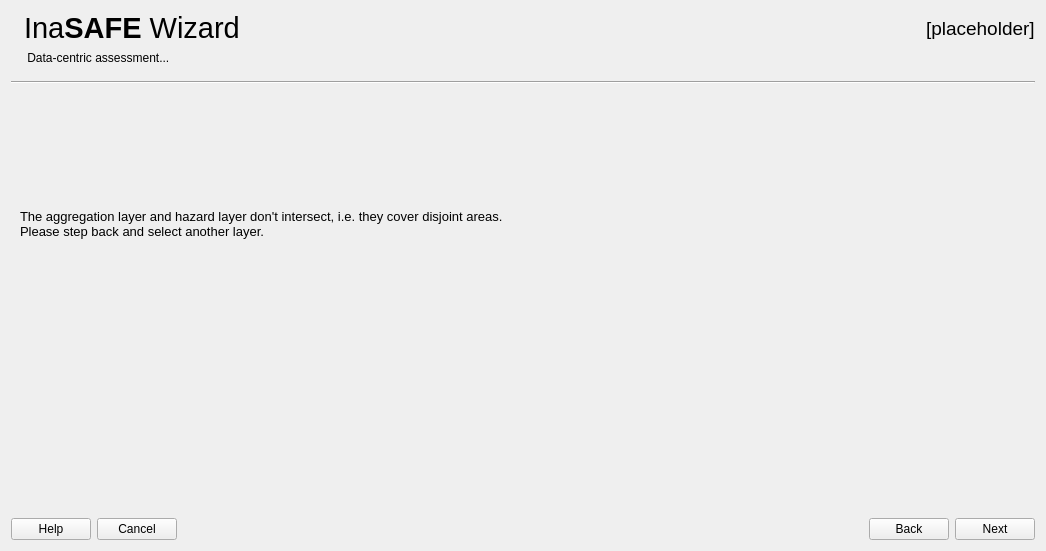
This is safe/gui/ui/wizard_dialog_base.ui in inasafe/inasafe as Qt 5 draws it before an edit. The edited form follows.
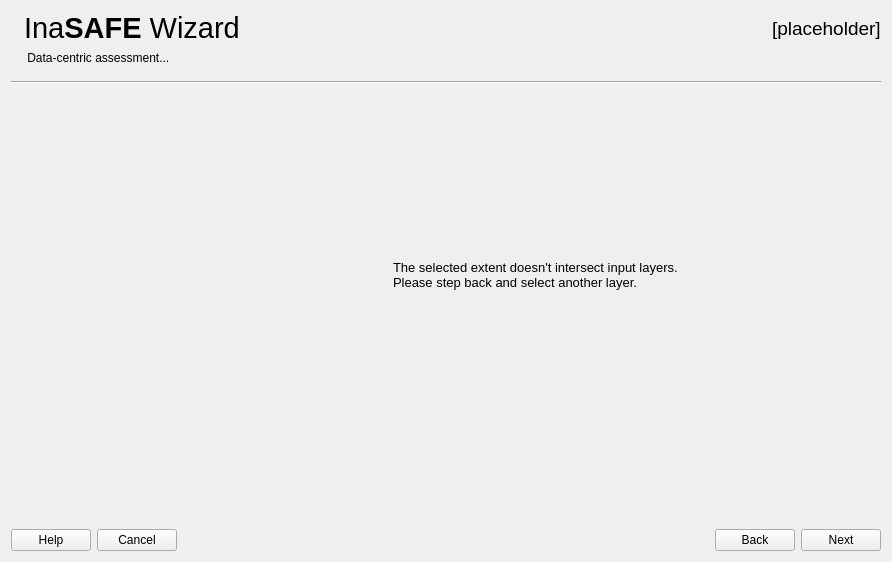
This is the edited form. The open tabs and pages were chosen to show the change. Icons and pictures are not drawn. Custom widgets are drawn as their Qt base class.

Commit message: [IFCW] Validate analysis extent - fixes #1470

```diff
--- a/safe/gui/ui/wizard_dialog_base.ui
+++ b/safe/gui/ui/wizard_dialog_base.ui
@@ -6,8 +6,8 @@
    <rect>
     <x>0</x>
     <y>0</y>
-    <width>1046</width>
-    <height>551</height>
+    <width>892</width>
+    <height>562</height>
    </rect>
   </property>
   <property name="sizePolicy">
@@ -3408,12 +3408,98 @@
         </spacer>
        </item>
        <item>
-        <widget class="QLabel" name="label_2">
-         <property name="text">
-          <string>The aggregation layer and hazard layer don't intersect, i.e. they cover disjoint areas.
+        <layout class="QHBoxLayout" name="horizontalLayout">
+         <item>
+          <spacer name="horizontalSpacer_27">
+           <property name="orientation">
+            <enum>Qt::Horizontal</enum>
+           </property>
+           <property name="sizeHint" stdset="0">
+            <size>
+             <width>40</width>
+             <height>20</height>
+            </size>
+           </property>
+          </spacer>
+         </item>
+         <item>
+          <widget class="QLabel" name="lblIconDisjoint_2">
+           <property name="sizePolicy">
+            <sizepolicy hsizetype="Fixed" vsizetype="Fixed">
+             <horstretch>0</horstretch>
+             <verstretch>0</verstretch>
+            </sizepolicy>
+           </property>
+           <property name="minimumSize">
+            <size>
+             <width>132</width>
+             <height>132</height>
+            </size>
+           </property>
+           <property name="maximumSize">
+            <size>
+             <width>132</width>
+             <height>132</height>
+            </size>
+           </property>
+           <property name="text">
+            <string/>
+           </property>
+           <property name="pixmap">
+            <pixmap>../../../resources/img/wizard/icon-stop.svg</pixmap>
+           </property>
+           <property name="scaledContents">
+            <bool>true</bool>
+           </property>
+           <property name="alignment">
+            <set>Qt::AlignCenter</set>
+           </property>
+           <property name="wordWrap">
+            <bool>true</bool>
+           </property>
+          </widget>
+         </item>
+         <item>
+          <spacer name="horizontalSpacer_59">
+           <property name="orientation">
+            <enum>Qt::Horizontal</enum>
+           </property>
+           <property name="sizeType">
+            <enum>QSizePolicy::Fixed</enum>
+           </property>
+           <property name="sizeHint" stdset="0">
+            <size>
+             <width>40</width>
+             <height>20</height>
+            </size>
+           </property>
+          </spacer>
+         </item>
+         <item>
+          <widget class="QLabel" name="label_2">
+           <property name="text">
+            <string>The aggregation layer and hazard layer don't intersect, i.e. they cover disjoint areas.
 Please step back and select another layer.</string>
-         </property>
-        </widget>
+           </property>
+           <property name="scaledContents">
+            <bool>false</bool>
+           </property>
+          </widget>
+         </item>
+         <item>
+          <spacer name="horizontalSpacer_34">
+           <property name="orientation">
+            <enum>Qt::Horizontal</enum>
+           </property>
+           <property name="sizeHint" stdset="0">
+            <size>
+             <width>40</width>
+             <height>20</height>
+            </size>
+           </property>
+          </spacer>
+         </item>
+        </layout>
        </item>
        <item>
         <spacer name="verticalSpacer_37">
@@ -3552,6 +3638,130 @@
       <zorder>verticalSpacer_40</zorder>
       <zorder>verticalSpacer_42</zorder>
      </widget>
+     <widget class="QWidget" name="page_3">
+      <layout class="QVBoxLayout" name="verticalLayout_28">
+       <item>
+        <spacer name="verticalSpacer_56">
+         <property name="orientation">
+          <enum>Qt::Vertical</enum>
+         </property>
+         <property name="sizeType">
+          <enum>QSizePolicy::Fixed</enum>
+         </property>
+         <property name="sizeHint" stdset="0">
+          <size>
+           <width>20</width>
+           <height>100</height>
+          </size>
+         </property>
+        </spacer>
+       </item>
+       <item>
+        <layout class="QHBoxLayout" name="horizontalLayout_4">
+         <item>
+          <spacer name="horizontalSpacer_60">
+           <property name="orientation">
+            <enum>Qt::Horizontal</enum>
+           </property>
+           <property name="sizeHint" stdset="0">
+            <size>
+             <width>40</width>
+             <height>20</height>
+            </size>
+           </property>
+          </spacer>
+         </item>
+         <item>
+          <widget class="QLabel" name="lblIconDisjoint_3">
+           <property name="sizePolicy">
+            <sizepolicy hsizetype="Fixed" vsizetype="Fixed">
+             <horstretch>0</horstretch>
+             <verstretch>0</verstretch>
+            </sizepolicy>
+           </property>
+           <property name="minimumSize">
+            <size>
+             <width>132</width>
+             <height>132</height>
+            </size>
+           </property>
+           <property name="maximumSize">
+            <size>
+             <width>132</width>
+             <height>132</height>
+            </size>
+           </property>
+           <property name="text">
+            <string/>
+           </property>
+           <property name="pixmap">
+            <pixmap>../../../resources/img/wizard/icon-stop.svg</pixmap>
+           </property>
+           <property name="scaledContents">
+            <bool>true</bool>
+           </property>
+           <property name="alignment">
+            <set>Qt::AlignCenter</set>
+           </property>
+           <property name="wordWrap">
+            <bool>true</bool>
+           </property>
+          </widget>
+         </item>
+         <item>
+          <spacer name="horizontalSpacer_61">
+           <property name="orientation">
+            <enum>Qt::Horizontal</enum>
+           </property>
+           <property name="sizeType">
+            <enum>QSizePolicy::Fixed</enum>
+           </property>
+           <property name="sizeHint" stdset="0">
+            <size>
+             <width>40</width>
+             <height>20</height>
+            </size>
+           </property>
+          </spacer>
+         </item>
+         <item>
+          <widget class="QLabel" name="label_6">
+           <property name="text">
+            <string>The selected extent doesn't intersect input layers.
+Please step back and select another layer.</string>
+           </property>
+          </widget>
+         </item>
+         <item>
+          <spacer name="horizontalSpacer_62">
+           <property name="orientation">
+            <enum>Qt::Horizontal</enum>
+           </property>
+           <property name="sizeHint" stdset="0">
+            <size>
+             <width>40</width>
+             <height>20</height>
+            </size>
+           </property>
+          </spacer>
+         </item>
+        </layout>
+       </item>
+       <item>
+        <spacer name="verticalSpacer_54">
+         <property name="orientation">
+          <enum>Qt::Vertical</enum>
+         </property>
+         <property name="sizeHint" stdset="0">
+          <size>
+           <width>20</width>
+           <height>255</height>
+          </size>
+         </property>
+        </spacer>
+       </item>
+      </layout>
+     </widget>
      <widget class="QWidget" name="pgF23ParamsIF">
       <layout class="QVBoxLayout" name="layoutIFParams">
        <item>
```
Left out of the diff: 95 changed lines with no effect on the pictures. The commit also changes 1 other file.
